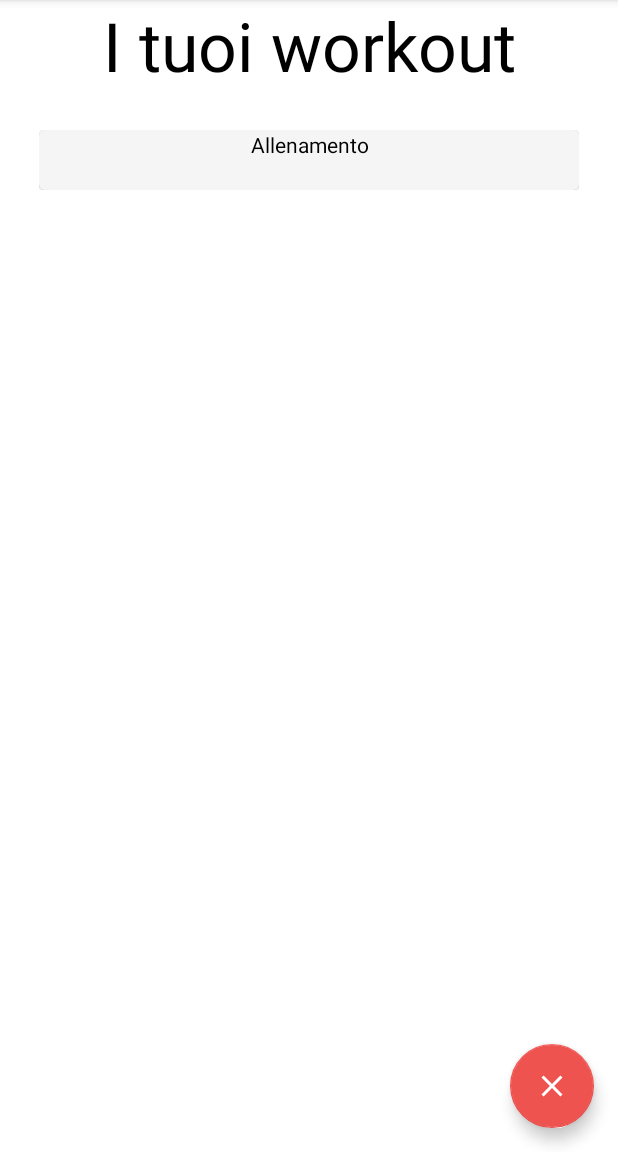
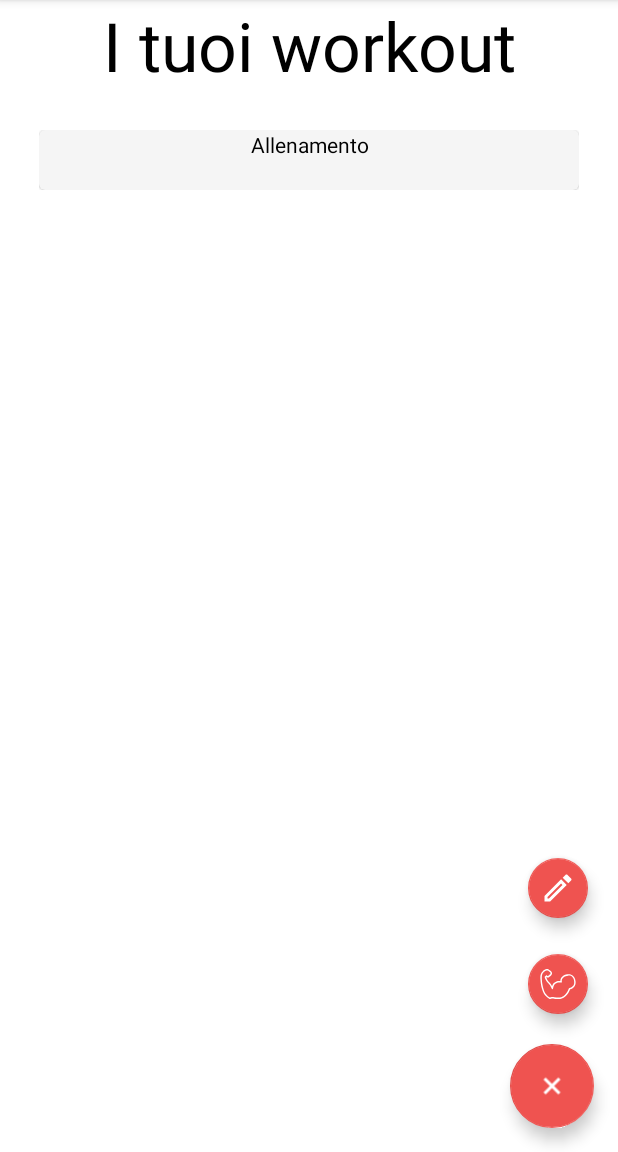
Before and after one commit to massone99/TrackIt, an Android app: the screen it shows after launch (MainActivity), after a tap on "Aggiungi", on a phone screen of 412 x 824 dp, the part 84-1236 px from its top. Run offline under Robolectric (Android 15) with nearby library versions, the phone set to English and light mode, and no system bars.

Commit message:
Fab button animation

```diff
--- a/app/build.gradle
+++ b/app/build.gradle
@@ -14,6 +14,10 @@ android {
         versionName "1.0"
 
         testInstrumentationRunner "androidx.test.runner.AndroidJUnitRunner"
+    }
+
+    buildFeatures {
+        dataBinding true
     }
 
     buildTypes {
--- a/app/src/main/java/com/app/trackit/ui/HomeFragment.java
+++ b/app/src/main/java/com/app/trackit/ui/HomeFragment.java
@@ -2,30 +2,26 @@ package com.app.trackit.ui;
 
 import android.content.Context;
 import android.os.Bundle;
-import android.text.Editable;
-import android.text.method.KeyListener;
-import android.view.KeyEvent;
 import android.view.LayoutInflater;
 import android.view.View;
 import android.view.ViewGroup;
-import android.widget.RadioButton;
 
 import androidx.annotation.NonNull;
 import androidx.annotation.Nullable;
-import androidx.core.content.ContextCompat;
 import androidx.fragment.app.Fragment;
+import androidx.fragment.app.FragmentManager;
 import androidx.fragment.app.FragmentTransaction;
-import androidx.recyclerview.widget.GridLayoutManager;
 import androidx.recyclerview.widget.LinearLayoutManager;
 import androidx.recyclerview.widget.RecyclerView;
 
 import com.app.trackit.R;
+import com.app.trackit.ui.animation.FabAnimation;
 import com.app.trackit.ui.recycler_view.HomeAdapter;
-import com.google.android.material.floatingactionbutton.FloatingActionButton;
 
 public class HomeFragment extends Fragment {
 
     private static final String TAG = "HomeFragment";
+    private boolean isRotated = false;
     private Context context;
 
 
@@ -51,7 +47,10 @@ public class HomeFragment extends Fragment {
 
     @Nullable
     @Override
-    public View onCreateView(@NonNull LayoutInflater inflater, @Nullable ViewGroup container, @Nullable Bundle savedInstanceState) {
+    public View onCreateView(@NonNull LayoutInflater inflater,
+                             @Nullable ViewGroup container,
+                             @Nullable Bundle savedInstanceState) {
+
         View rootView = inflater.inflate(R.layout.home_fragment, container, false);
         rootView.setTag(TAG);
 
@@ -62,13 +61,32 @@ public class HomeFragment extends Fragment {
         setRecyclerViewLayoutManager(mCurrentLayoutManagerType);
 
         mAdapter = new HomeAdapter();
-        // Set CustomAdapter as the adapter for RecyclerView.
         mRecyclerView.setAdapter(mAdapter);
-        // END_INCLUDE(initializeRecyclerView)
 
-        rootView.findViewById(R.id.fab_add).setOnClickListener(e -> {
-            FloatingActionButton button = (FloatingActionButton)rootView.findViewById(R.id.fab_add);
-            button.setImageDrawable(ContextCompat.getDrawable(this.context, R.drawable.ic_close));
+        FabAnimation.init(rootView.findViewById(R.id.fab_add_exercise));
+        FabAnimation.init(rootView.findViewById(R.id.fab_add_workout));
+
+        rootView.findViewById(R.id.fab_add).setOnClickListener(new View.OnClickListener() {
+            @Override
+            public void onClick(View v) {
+                isRotated = FabAnimation.rotateFab(v, !isRotated);
+                if (isRotated) {
+                    FabAnimation.showIn(rootView.findViewById(R.id.fab_add_exercise));
+                    FabAnimation.showIn(rootView.findViewById(R.id.fab_add_workout));
+                } else {
+                    FabAnimation.showOut(rootView.findViewById(R.id.fab_add_exercise));
+                    FabAnimation.showOut(rootView.findViewById(R.id.fab_add_workout));
+                }
+            }
+        });
+
+        rootView.findViewById(R.id.fab_add_exercise).setOnClickListener(v -> {
+            FragmentManager fragmentManager = getActivity().getSupportFragmentManager();
+            FragmentTransaction fragmentTransaction = fragmentManager.beginTransaction();
+            fragmentTransaction.setReorderingAllowed(true);
+            fragmentTransaction.replace(R.id.fragment_container_view, AddExerciseFragment.class, null);
+            fragmentTransaction.addToBackStack(null);
+            fragmentTransaction.commit();
         });
 
         return rootView;
--- /dev/null
+++ b/app/src/main/java/com/app/trackit/ui/animation/FabAnimation.java
@@ -0,0 +1,67 @@
+package com.app.trackit.ui.animation;
+
+import android.animation.Animator;
+import android.animation.AnimatorListenerAdapter;
+import android.view.View;
+
+public class FabAnimation {
+
+    public static void init(final View v) {
+        v.setVisibility(View.GONE);
+        v.setTranslationY(v.getHeight());
+        v.setAlpha(0f);
+    }
+
+    public static boolean rotateFab(final View v, boolean rotate) {
+        v.animate()
+                .setDuration(200)
+                .setListener(new AnimatorListenerAdapter() {
+                    @Override
+                    public void onAnimationEnd(Animator animation) {
+                        super.onAnimationEnd(animation);
+                    }
+                })
+                .rotation(rotate ? 135f : 0f);
+        return rotate;
+    }
+
+    public static void showIn(final View v) {
+        v.setVisibility(View.VISIBLE);
+        v.setAlpha(0f);
+        v.setTranslationY(v.getHeight());
+        v.animate()
+                .setDuration(200)
+                .translationY(0)
+                .setListener(new AnimatorListenerAdapter() {
+                                 @Override
+                                 public void onAnimationEnd(Animator animation) {
+                                     super.onAnimationEnd(animation);
+                                 }
+                             }
+                )
+                // This sets the View opacity back to 1 (maximum)
+                .alpha(1f)
+                .start();
+    }
+
+    public static void showOut(final View v) {
+        v.setVisibility(View.VISIBLE);
+        v.setAlpha(1f);
+        v.setTranslationY(0);
+        v.animate()
+                .setDuration(200)
+                // Animates transitions between the current position of the View
+                // and the argument of the method
+                .translationY(v.getHeight())
+                .setListener(new AnimatorListenerAdapter() {
+                    @Override
+                    public void onAnimationEnd(Animator animation) {
+                        v.setVisibility(View.GONE);
+                        super.onAnimationEnd(animation);
+                    }
+                })
+                .alpha(0f)
+                .start();
+    }
+
+}
--- a/app/src/main/res/layout/home_fragment.xml
+++ b/app/src/main/res/layout/home_fragment.xml
@@ -46,6 +46,7 @@
         app:layout_constraintBottom_toTopOf="@+id/fab_add"
         app:layout_constraintEnd_toEndOf="parent"
         android:visibility="gone"
+        app:fabSize = "mini"
         app:srcCompat="@drawable/ic_arm" />
 
     <com.google.android.material.floatingactionbutton.FloatingActionButton
@@ -57,6 +58,7 @@
         android:visibility="gone"
         app:layout_constraintBottom_toTopOf="@+id/fab_add_exercise"
         app:layout_constraintEnd_toEndOf="parent"
+        app:fabSize = "mini"
         app:srcCompat="@drawable/ic_create" />
 
 
```
Also changed, not shown: app/src/main/res/layout/fab_fragment.xml (deleted, +0 -11 lines).
